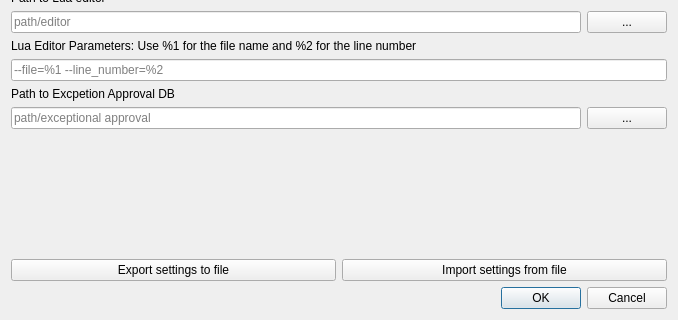
Crystal-Photonics/crystalTestFrameworkApp, file src/Windows/pathsettingswindow.ui: the form before one commit; both pictures show x 0 to 678 and y 356 to 676 of the 678 by 676 pixel window.
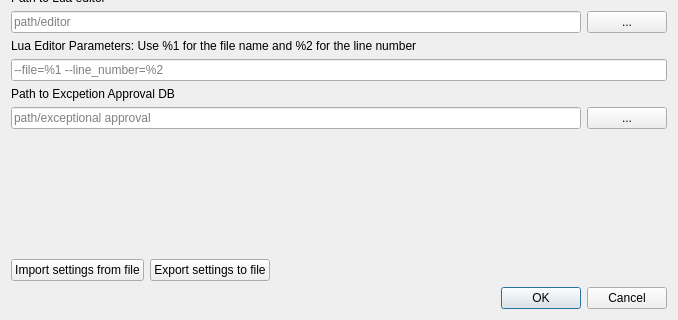
The form after the commit.

Commit message: closes #905 "path settings in Datei speichern und aus Datei laden"

Patch:
```diff
--- a/src/Windows/pathsettingswindow.ui
+++ b/src/Windows/pathsettingswindow.ui
@@ -322,13 +322,6 @@
    </item>
    <item>
     <layout class="QHBoxLayout" name="layout_buttons">
-     <item>
-      <widget class="QPushButton" name="btn_save_to_file">
-       <property name="text">
-        <string>Export settings to file</string>
-       </property>
-      </widget>
-     </item>
      <item>
       <widget class="QPushButton" name="btn_load_from_file">
        <property name="text">
@@ -336,6 +329,26 @@
        </property>
       </widget>
      </item>
+     <item>
+      <widget class="QPushButton" name="btn_save_to_file">
+       <property name="text">
+        <string>Export settings to file</string>
+       </property>
+      </widget>
+     </item>
+     <item>
+      <spacer name="horizontalSpacer">
+       <property name="orientation">
+        <enum>Qt::Horizontal</enum>
+       </property>
+       <property name="sizeHint" stdset="0">
+        <size>
+         <width>40</width>
+         <height>20</height>
+        </size>
+       </property>
+      </spacer>
+     </item>
     </layout>
    </item>
    <item>
```
